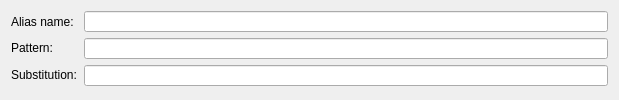
Before: the Qt Designer form src/ui/aliases_main_area.ui in Mudlet/Mudlet, drawn with Qt 5.
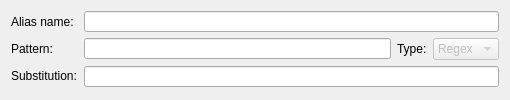
After: the same form once the commit is applied.

Diff of the .ui file:
```diff
--- a/src/ui/aliases_main_area.ui
+++ b/src/ui/aliases_main_area.ui
@@ -6,7 +6,7 @@
    <rect>
     <x>0</x>
     <y>0</y>
-    <width>619</width>
+    <width>510</width>
     <height>100</height>
    </rect>
   </property>
@@ -39,7 +39,7 @@
      </property>
     </widget>
    </item>
-   <item row="0" column="1">
+   <item row="0" column="1" colspan="3">
     <widget class="QLineEdit" name="lineEdit_alias_name">
      <property name="minimumSize">
       <size>
@@ -101,6 +101,30 @@
      </property>
     </widget>
    </item>
+   <item row="1" column="2">
+    <widget class="QLabel" name="label_4">
+     <property name="text">
+      <string>Type:</string>
+     </property>
+    </widget>
+   </item>
+   <item row="1" column="3">
+    <widget class="QComboBox" name="comboBox">
+     <property name="enabled">
+      <bool>false</bool>
+     </property>
+     <item>
+      <property name="text">
+       <string>Regex</string>
+      </property>
+     </item>
+     <item>
+      <property name="text">
+       <string>Plain</string>
+      </property>
+     </item>
+    </widget>
+   </item>
    <item row="2" column="0">
     <widget class="QLabel" name="label_3">
      <property name="sizePolicy">
@@ -120,7 +144,7 @@
      </property>
     </widget>
    </item>
-   <item row="2" column="1">
+   <item row="2" column="1" colspan="3">
     <widget class="QLineEdit" name="substitution">
      <property name="minimumSize">
       <size>
```
